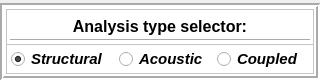
This is data/user_input/ui/Project/analysisFilter.ui in open-pulse/OpenPulse as Qt 5 draws it before an edit. The edited form follows.
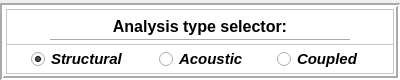
This is the edited form.

```diff
--- a/data/user_input/ui/Project/analysisFilter.ui
+++ b/data/user_input/ui/Project/analysisFilter.ui
@@ -6,7 +6,7 @@
    <rect>
     <x>0</x>
     <y>0</y>
-    <width>320</width>
+    <width>400</width>
     <height>80</height>
    </rect>
   </property>
```
